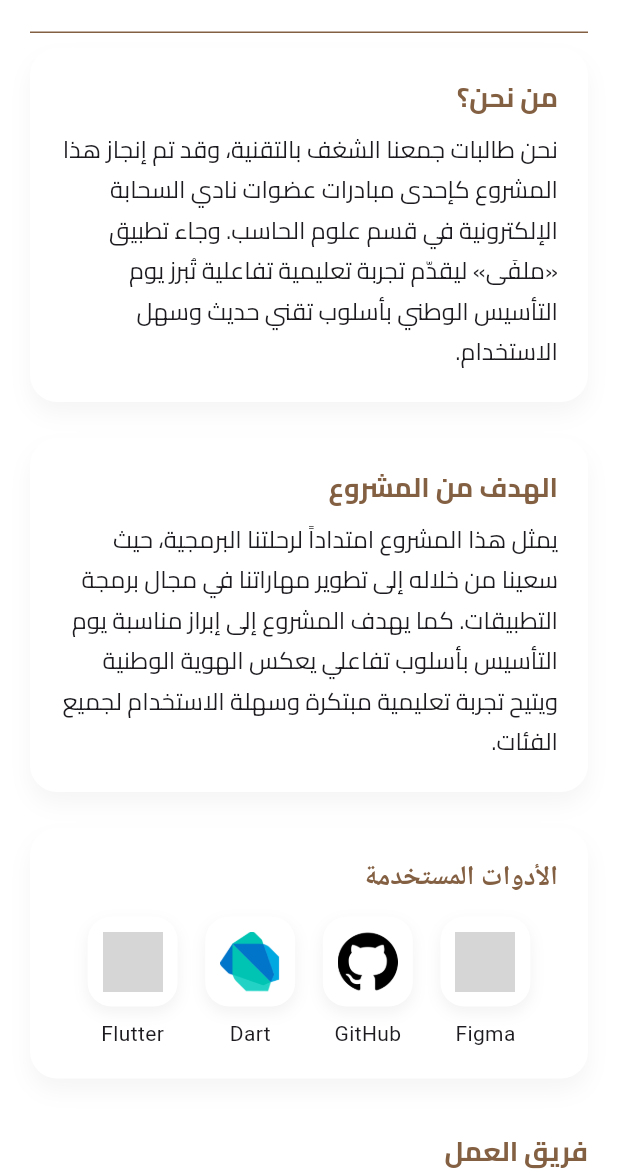
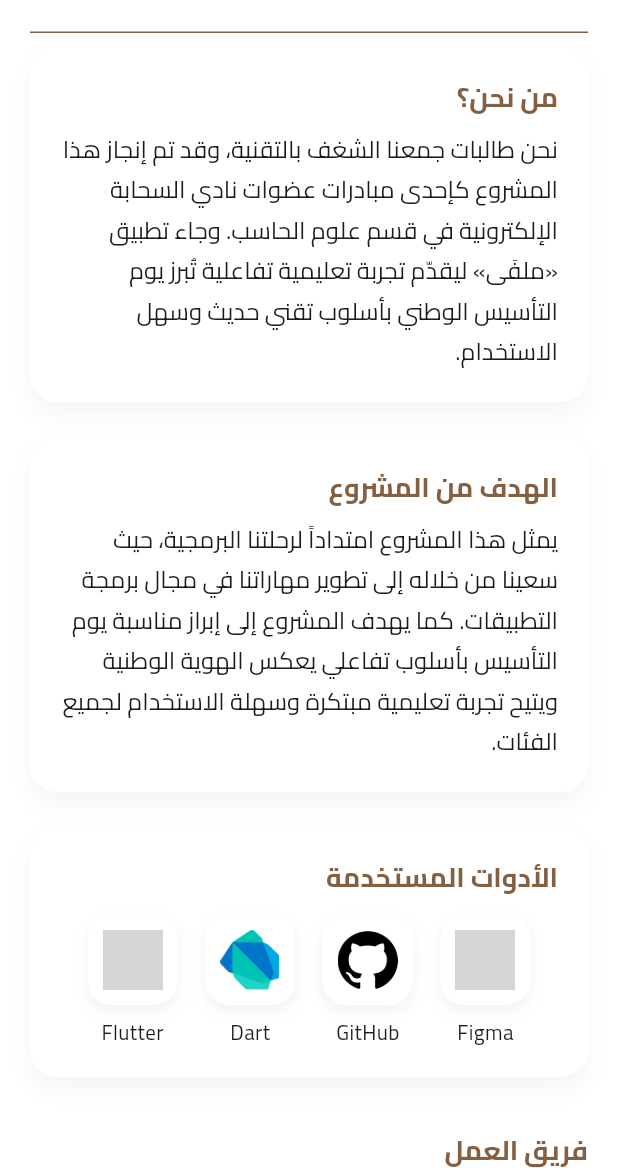
Before and after one commit to TaifAlsubaie/malfa, a Flutter app: the AboutUsPage screen opened directly, on a phone screen of 412 x 824 dp, the part 63-1236 px from its top. Run offline on Flutter 3.47's test engine with Material 3 defaults, Android fonts, the phone set to English and light mode, and no system bars; grey boxes are pictures that could not be loaded.

Commit message:
Update about.dart

```diff
--- a/lib/pages/about.dart
+++ b/lib/pages/about.dart
@@ -35,7 +35,7 @@ class AboutUsPage extends StatelessWidget {
           'العودة',
           style: TextStyle(
             color: Color(0xFF2D5A41),
-            fontFamily: 'cairo',
+            fontFamily: 'Cairo', // تم التأكد من الخط هنا
             fontWeight: FontWeight.bold,
           ),
         ),
@@ -46,7 +46,6 @@ class AboutUsPage extends StatelessWidget {
           const Divider(height: 1, thickness: 1, color: Color(0xFF846043)),
           const SizedBox(height: 10),
 
-          // كارت "من نحن؟"
           _animatedCard(
             title: 'من نحن؟',
             content:
@@ -58,7 +57,6 @@ class AboutUsPage extends StatelessWidget {
           ),
           const SizedBox(height: elementSpace),
 
-          // كارت "الهدف من المشروع"
           _animatedCard(
             title: 'الهدف من المشروع',
             content:
@@ -70,7 +68,6 @@ class AboutUsPage extends StatelessWidget {
           ),
           const SizedBox(height: elementSpace),
 
-          // كارت "الأدوات المستخدمة"
           _animatedCardWidget(
             title: 'الأدوات المستخدمة',
             child: _toolsCard(),
@@ -78,7 +75,6 @@ class AboutUsPage extends StatelessWidget {
           ),
           const SizedBox(height: elementSpace * 1.5),
 
-          // كارت "فريق العمل"
           const Padding(
             padding: EdgeInsets.only(right: titleRightPadding),
             child: Text(
@@ -86,7 +82,7 @@ class AboutUsPage extends StatelessWidget {
               textAlign: TextAlign.right,
               style: TextStyle(
                 fontSize: 18,
-                fontFamily: 'cairo',
+                fontFamily: 'Cairo', // تطبيق خط Cairo
                 fontWeight: FontWeight.bold,
                 color: Color(0xFF846043),
               ),
@@ -98,9 +94,34 @@ class AboutUsPage extends StatelessWidget {
             (index) => NameTile(name: names[index], index: index),
           ),
 
+          const SizedBox(height: 12),
+
           // كارت الإشراف
-          Container(
-            margin: const EdgeInsets.only(bottom: 12),
+          _supervisionCard(
+            label: 'تحت إشراف',
+            name: 'د. بسمة الوسلاتي',
+            icon: Icons.workspace_premium,
+          ),
+
+          const SizedBox(height: 12),
+
+          // كارت شكر وتقدير الجديد بنفس التصميم
+          _supervisionCard(
+            label: 'شكر وتقدير',
+            name: 'د. ليلى عبد القادر',
+            icon: Icons.favorite,
+          ),
+        ],
+      ),
+    );
+  }
+
+  Widget _supervisionCard({
+    required String label,
+    required String name,
+    required IconData icon,
+  }) {
+    return Container(
       padding: const EdgeInsets.symmetric(vertical: 16, horizontal: 16),
       decoration: BoxDecoration(
         color: const Color(0xFFF6F1EA),
@@ -115,42 +136,35 @@ class AboutUsPage extends StatelessWidget {
       ),
       child: Row(
         textDirection: TextDirection.rtl,
-              children: const [
+        children: [
           CircleAvatar(
             radius: 16,
-                  backgroundColor: Color(0xFFC49E61),
-                  child: Icon(
-                    Icons.workspace_premium,
-                    size: 18,
-                    color: Colors.white,
+            backgroundColor: const Color(0xFFC49E61),
+            child: Icon(icon, size: 18, color: Colors.white),
           ),
-                ),
-                SizedBox(width: 14),
+          const SizedBox(width: 14),
           Expanded(
             child: Column(
               crossAxisAlignment: CrossAxisAlignment.end,
               children: [
                 Text(
-                        'تحت إشراف',
+                  label,
                   textAlign: TextAlign.right,
-                        style: TextStyle(
+                  style: const TextStyle(
                     fontSize: 13,
-                          fontFamily: 'cairo',
+                    fontFamily: 'Cairo', // تطبيق خط Cairo
                     color: Colors.black54,
                   ),
                 ),
-                      SizedBox(height: 4),
+                const SizedBox(height: 4),
                 Text(
-                        'د. بسمة الوسلاتي',
+                  name,
                   textAlign: TextAlign.right,
-                        style: TextStyle(
+                  style: const TextStyle(
                     fontSize: 20,
                     fontWeight: FontWeight.w500,
-                          fontFamily: 'cairo',
+                    fontFamily: 'Cairo', // تطبيق خط Cairo
                     color: Colors.black,
-                        ),
-                      ),
-                    ],
                   ),
                 ),
               ],
@@ -195,17 +209,14 @@ class AboutUsPage extends StatelessWidget {
         child: Column(
           crossAxisAlignment: CrossAxisAlignment.end,
           children: [
-            Padding(
-              padding: const EdgeInsets.only(right: titleRightPadding),
-              child: Text(
+            Text(
               title,
               textAlign: TextAlign.right,
               style: const TextStyle(
                 fontSize: 18,
                 fontWeight: FontWeight.bold,
                 color: Color(0xFF846043),
-                  fontFamily: 'cairo',
-                ),
+                fontFamily: 'Cairo', // تطبيق خط Cairo
               ),
             ),
             const SizedBox(height: 8),
@@ -215,7 +226,7 @@ class AboutUsPage extends StatelessWidget {
               textDirection: TextDirection.rtl,
               style: const TextStyle(
                 fontSize: 16,
-                fontFamily: 'cairo',
+                fontFamily: 'Cairo', // تطبيق خط Cairo
                 height: 1.7,
               ),
             ),
@@ -259,16 +270,14 @@ class AboutUsPage extends StatelessWidget {
         child: Column(
           crossAxisAlignment: CrossAxisAlignment.end,
           children: [
-            Padding(
-              padding: const EdgeInsets.only(right: titleRightPadding),
-              child: Text(
+            Text(
               title,
               textAlign: TextAlign.right,
               style: const TextStyle(
                 fontSize: 18,
                 fontWeight: FontWeight.bold,
+                fontFamily: 'Cairo', // تطبيق خط Cairo
                 color: Color(0xFF846043),
-                ),
               ),
             ),
             const SizedBox(height: 12),
@@ -279,7 +288,6 @@ class AboutUsPage extends StatelessWidget {
     );
   }
 
-  // الأدوات المستخدمة
   Widget _toolsCard() {
     return Row(
       mainAxisAlignment: MainAxisAlignment.spaceEvenly,
@@ -305,7 +313,6 @@ class AboutUsPage extends StatelessWidget {
 class _ToolImage extends StatelessWidget {
   final String imagePath;
   final String label;
-
   const _ToolImage({required this.imagePath, required this.label});
 
   @override
@@ -330,7 +337,13 @@ class _ToolImage extends StatelessWidget {
           child: Image.asset(imagePath, fit: BoxFit.contain),
         ),
         const SizedBox(height: 8),
-        Text(label, style: const TextStyle(fontSize: 14)),
+        Text(
+          label,
+          style: const TextStyle(
+            fontSize: 14,
+            fontFamily: 'Cairo', // تطبيق خط Cairo
+          ),
+        ),
       ],
     );
   }
@@ -338,7 +351,6 @@ class _ToolImage extends StatelessWidget {
 
 class NameTile extends StatelessWidget {
   const NameTile({super.key, required this.name, required this.index});
-
   final String name;
   final int index;
 
@@ -377,7 +389,7 @@ class NameTile extends StatelessWidget {
             const CircleAvatar(
               radius: 16,
               backgroundColor: Color(0xFFC49E61),
-              child: Icon(Icons.person, size: 18, color: Colors.black54),
+              child: Icon(Icons.person, size: 18, color: Colors.white),
             ),
             const SizedBox(width: 14),
             Expanded(
@@ -387,6 +399,7 @@ class NameTile extends StatelessWidget {
                 style: const TextStyle(
                   fontSize: 20,
                   fontWeight: FontWeight.w500,
+                  fontFamily: 'Cairo', // تطبيق خط Cairo
                   color: Colors.black,
                 ),
               ),
```
Lines whose indentation alone changed are shown as unchanged.
